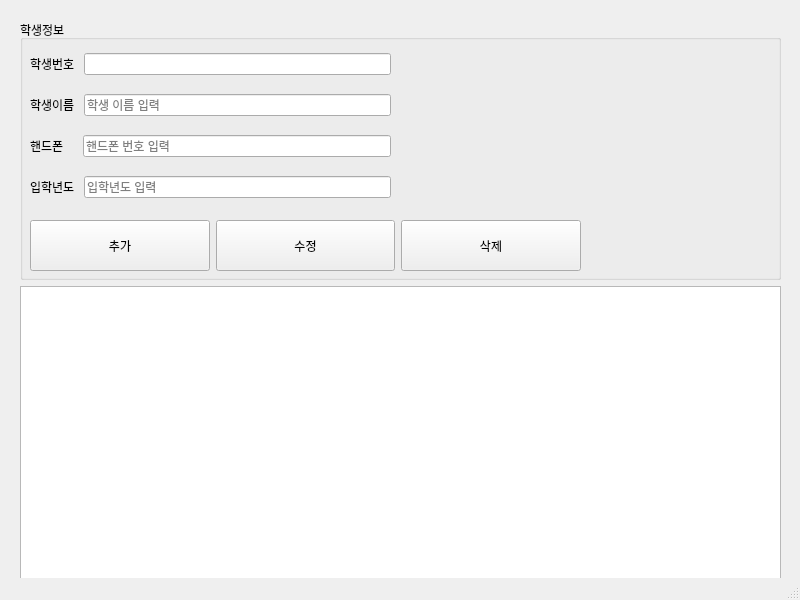
The window that toyproject/studentdb.ui (JeongHui-seong/java-database-2025) describes before a commit, drawn with Qt 5.
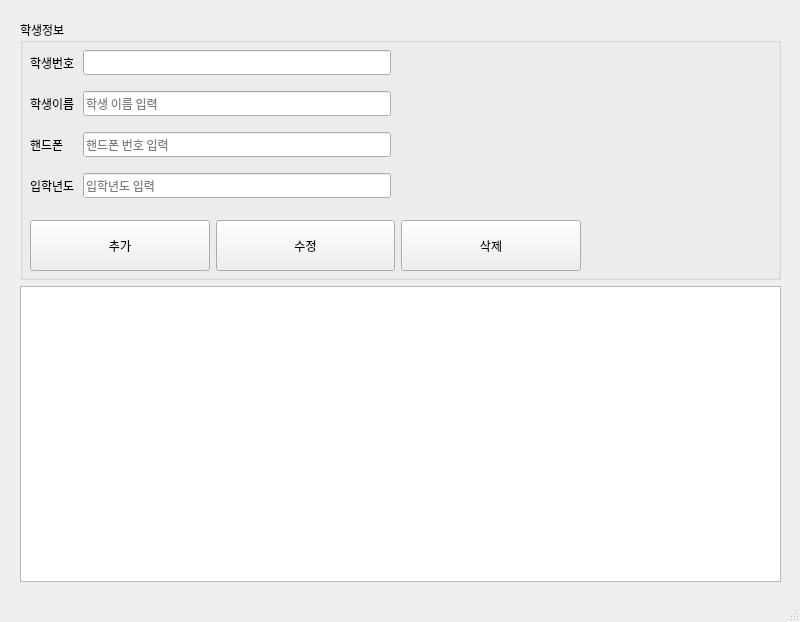
The same window after the commit.

The edit to the form file:
```diff
--- a/toyproject/studentdb.ui
+++ b/toyproject/studentdb.ui
@@ -22,10 +22,22 @@
     <height>600</height>
    </size>
   </property>
+  <property name="font">
+   <font>
+    <family>NanumGothic</family>
+    <pointsize>9</pointsize>
+   </font>
+  </property>
   <property name="windowTitle">
    <string>MainWindow</string>
   </property>
   <widget class="QWidget" name="centralwidget">
+   <property name="minimumSize">
+    <size>
+     <width>800</width>
+     <height>600</height>
+    </size>
+   </property>
    <widget class="QWidget" name="verticalLayoutWidget">
     <property name="geometry">
      <rect>
@@ -130,7 +142,7 @@
              <item>
               <widget class="QLabel" name="label_3">
                <property name="text">
-                <string>핸드폰    </string>
+                <string>핸드폰     </string>
                </property>
               </widget>
              </item>
```
Left out of the diff: 8 changed lines with no effect on the pictures.
